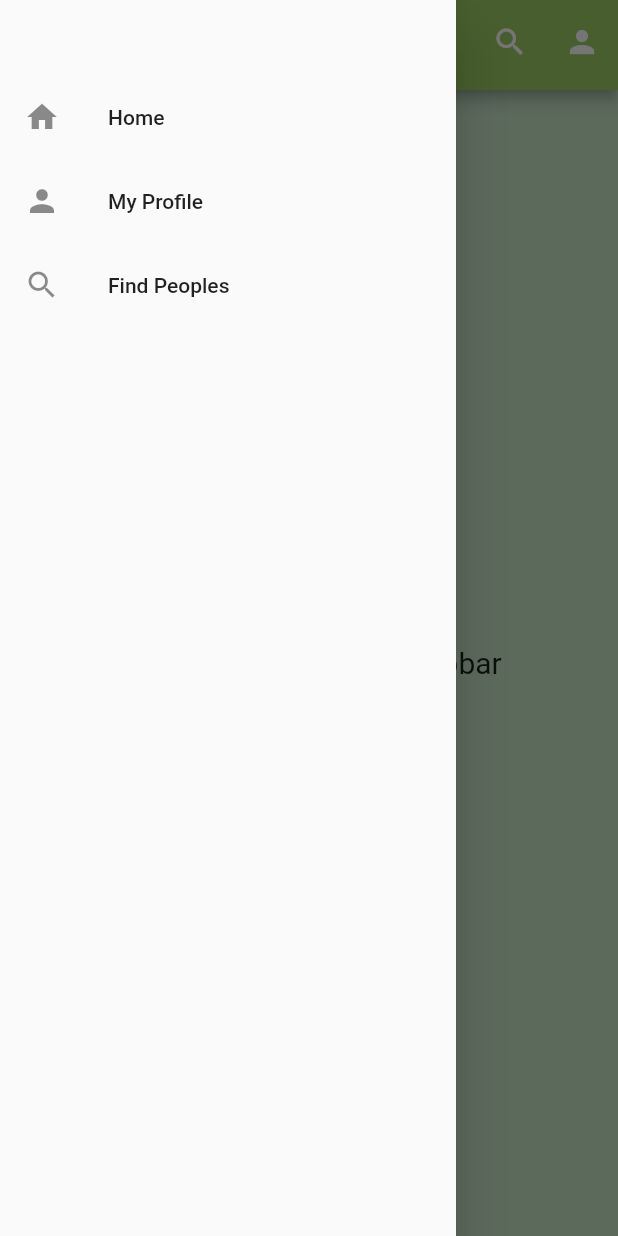
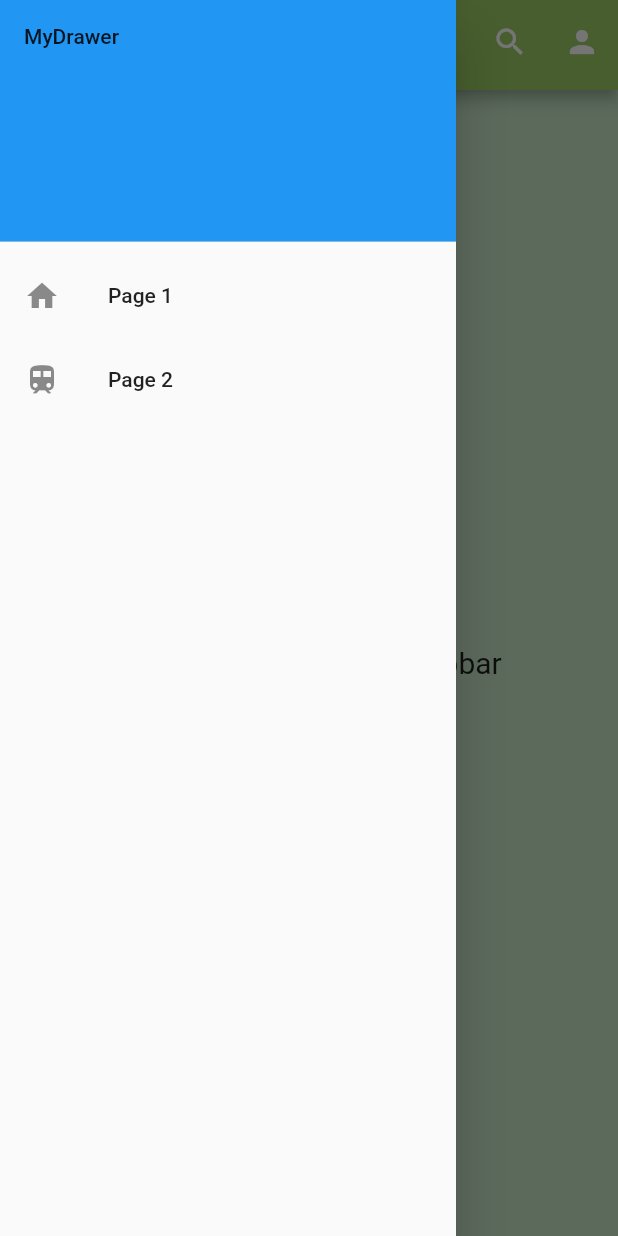
Before and after one commit to maxdevis/flutter_app, a Flutter app: the screen it shows after launch, with the side drawer open, on a phone screen of 412 x 824 dp. Run offline on Flutter 3.47's test engine with Material 2 defaults, Android fonts, the phone set to English and light mode, and no system bars; our stand-ins replace device_preview.

Commit message:
modfiche varie

```diff
--- a/lib/Component/myDrawer.dart
+++ b/lib/Component/myDrawer.dart
@@ -1,41 +1,45 @@
 import 'package:flutter/cupertino.dart';
 import 'package:flutter/material.dart';
 
-Widget myDrawer(){
-  return Drawer(
-    child: SingleChildScrollView(
-        child:Container(
-            margin:const EdgeInsets.only(top:50),
-            child:Column(children: <Widget>[
+class MyDrawer extends StatelessWidget {
+  const MyDrawer({super.key, required this.title});
+  final String title;
 
-              ListTile(
-                  leading:const Icon(Icons.home),
-                  title:const Text("Home"),
-                  onTap:(){
-                    // Home button action
-                  }
-              ),
 
-              ListTile(
-                  leading:const Icon(Icons.person),
-                  title:const Text("My Profile"),
-                  onTap:(){
-                    // My Pfofile button action
-                  }
-              ),
+  @override
+  Widget build(BuildContext context) {
+    return Drawer(
+      child: ListView(
+        // Important: Remove any padding from the ListView.
+        padding: EdgeInsets.zero,
+        children: [
+          DrawerHeader(
+            decoration: const BoxDecoration(
+              color: Colors.blue,
+            ),
+            child: Text(title),
+          ),
+          ListTile(
+            leading: const Icon(
+              Icons.home,
+            ),
+            title: const Text('Page 1'),
+            onTap: () {
+              Navigator.pop(context);
+            },
+          ),
+          ListTile(
+            leading: const Icon(
+              Icons.train,
+            ),
+            title: const Text('Page 2'),
+            onTap: () {
+              Navigator.pop(context);
+            },
+          ),
+        ],
+      ),
+    );
+  }
 
-              ListTile(
-                  leading:const Icon(Icons.search),
-                  title:const Text("Find Peoples"),
-                  onTap:(){
-                    // Find peoples button action
-                  }
-              )
-
-              //add more drawer menu here
-
-            ],)
-        )
-    ),
-  );
 }
--- a/lib/Pages/Home.dart
+++ b/lib/Pages/Home.dart
@@ -17,7 +17,7 @@ class SplashScreenState extends State<HomePage> {
         appBar: const MyAppBar( title: 'MyAppBar',),
         //set app bar from appbar.dart
         // use like this where ever you want
-        drawer: myDrawer(),
+        drawer: const MyDrawer(title: 'MyDrawer'),
         //set drawer from app_drawer.dart
         //set like this where ever you want
         body: const Center(
```
